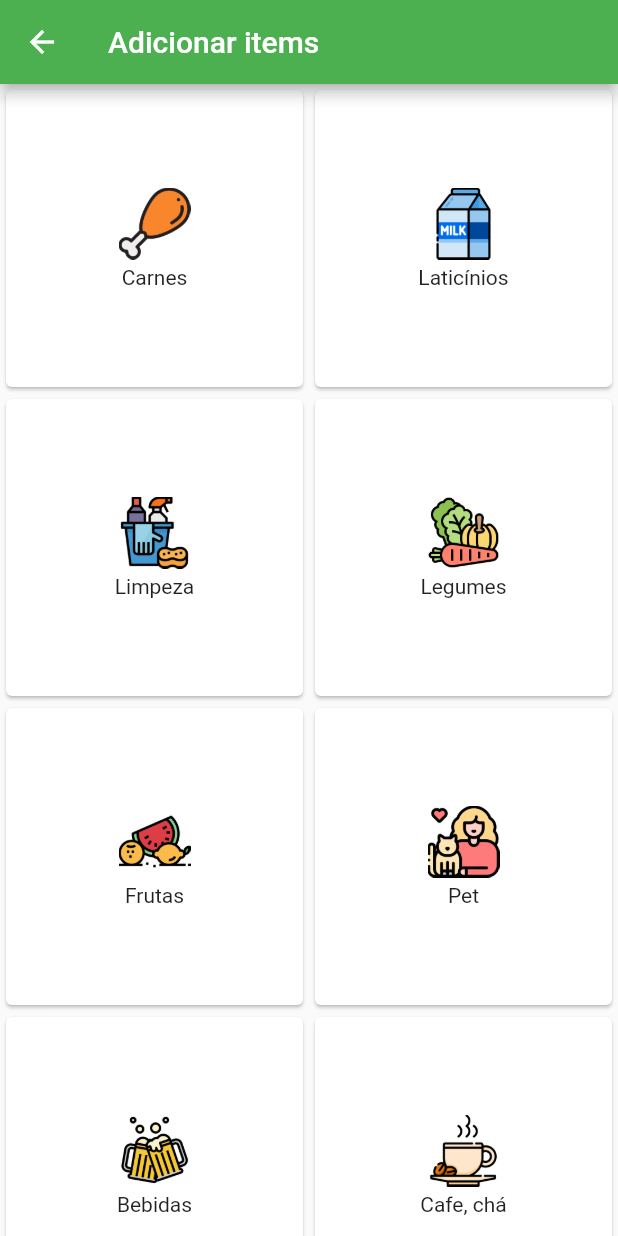
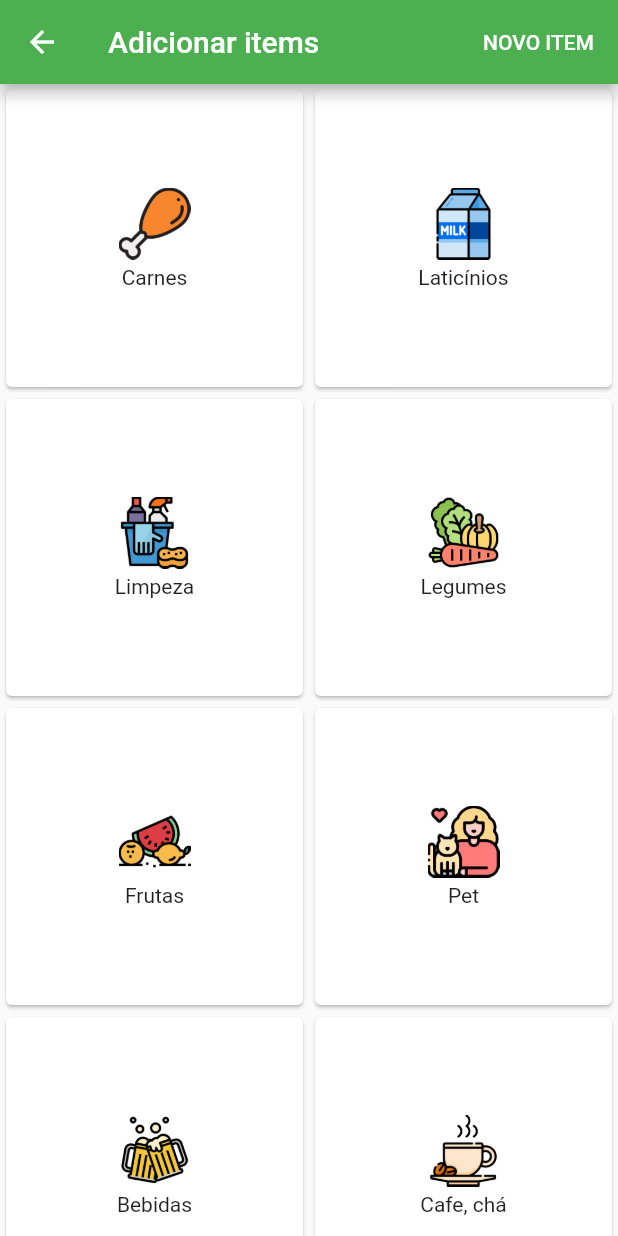
Before and after one commit to Alifyz/mercado-app, a Flutter app: the AddItemsPage screen opened by its route, on a phone screen of 412 x 824 dp. Run offline on Flutter 3.47's test engine with Material 2 defaults, Android fonts, the phone set to English and light mode, and no system bars; our stand-ins replace sqflite; accounts and stored records are empty.

Commit message:
refactor: new items

```diff
--- a/lib/pages/add_items/add_items.dart
+++ b/lib/pages/add_items/add_items.dart
@@ -11,6 +11,17 @@ class AddItemsPage extends StatelessWidget {
     return Scaffold(
       appBar: AppBar(
         title: Text("Adicionar items"),
+        actions: <Widget>[
+           FlatButton(
+            child: Text(
+              'NOVO ITEM',
+              style: TextStyle(color: Colors.white),
+            ),
+            onPressed: () {
+              //Adicionar um item manual
+            },
+          )
+        ],
       ),
       body: GridView.count(
         crossAxisCount: 2,
--- a/lib/pages/add_items_detail/utils/details_utils.dart
+++ b/lib/pages/add_items_detail/utils/details_utils.dart
@@ -45,7 +45,7 @@ String getQueryCategory(Category category) {
       return 'Drink';
       break;
     case Category.Coffe:
-      return 'Coffee';
+      return 'Coffe';
       break;
     case Category.House:
       return 'House';
```
Also changed, not shown: lib/repository/database.dart (+11 -0 lines), lib/repository/database_schema.dart (+8 -8 lines).
